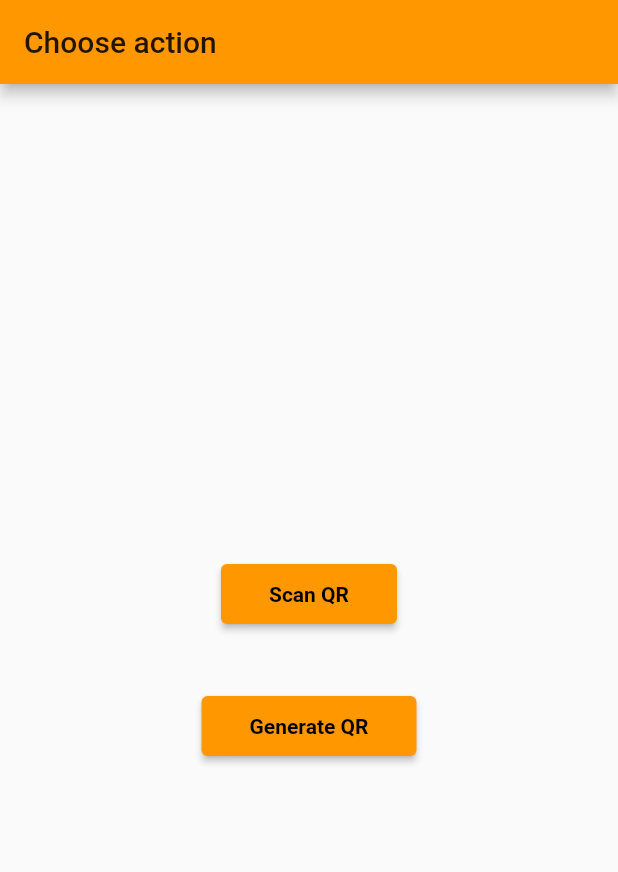
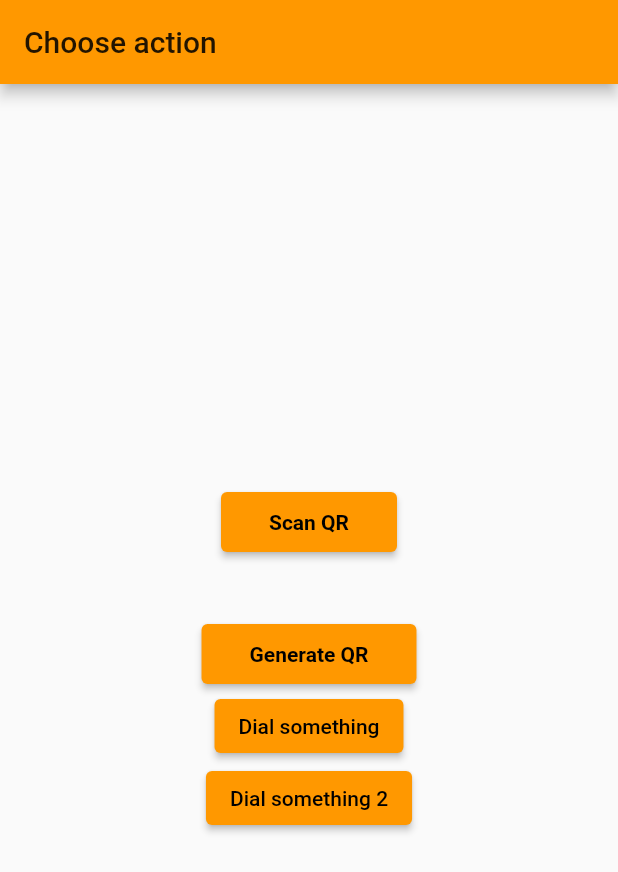
Before and after one commit to stanmpakati/qr_fun, a Flutter app: the screen it shows after launch, on a phone screen of 412 x 824 dp. Shown: the top 872 px of the screen. Run offline on Flutter 3.47's test engine with Material 2 defaults, Android fonts, the phone set to English and light mode, and no system bars; our stand-ins replace qr_flutter; missing offline and left inert: qr_code_scanner, ussd_advanced.

Commit message:
everything is tamam

```diff
--- a/lib/pages/home.dart
+++ b/lib/pages/home.dart
@@ -1,4 +1,6 @@
 import 'package:flutter/material.dart';
+import 'package:url_launcher/url_launcher.dart';
+import 'package:ussd_advanced/ussd_advanced.dart';
 
 class HomePage extends StatefulWidget {
   const HomePage({Key? key}) : super(key: key);
@@ -41,9 +43,20 @@ class _HomePageState extends State<HomePage> {
                   ),
                 ),
               ),
+              ElevatedButton(
+                onPressed: () => launch("tel://*151#"),
+                child: Text('Dial something'),
+              ),
+              ElevatedButton(
+                onPressed: () async {
+                  await UssdAdvanced.sendUssd(code: '*151#', subscriptionId: 2);
+                },
+                child: Text('Dial something 2'),
+              ),
             ],
           ),
         ),
-        ));
+      ),
+    );
   }
 }
--- a/pubspec.yaml
+++ b/pubspec.yaml
@@ -15,6 +15,8 @@ dependencies:
   qr_code_scanner: ^0.5.2
   qr_flutter: ^4.0.0
   riverpod: ^0.14.0+3
+  url_launcher: ^6.0.9
+  ussd_advanced: ^0.1.2
 
 dev_dependencies:
   flutter_test:
```
Also changed, not shown: pubspec.lock, 3 other files. Lines whose indentation alone changed are shown as unchanged.
